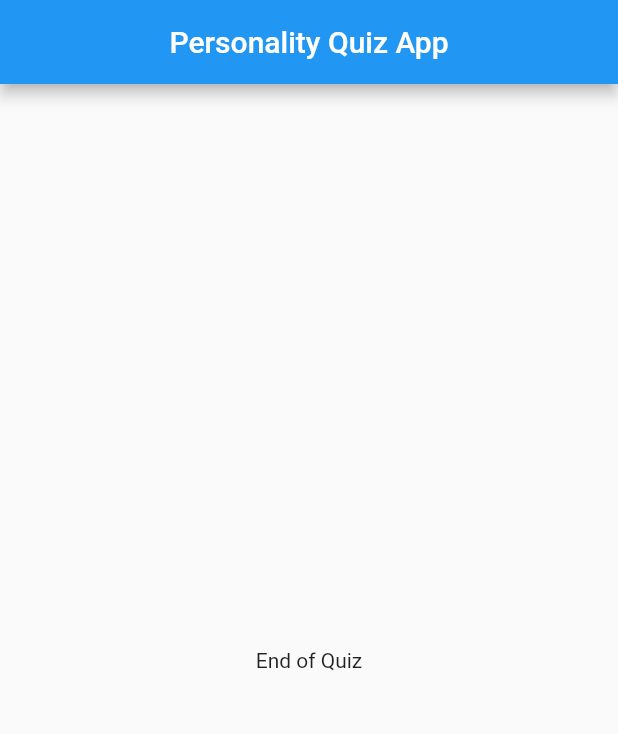
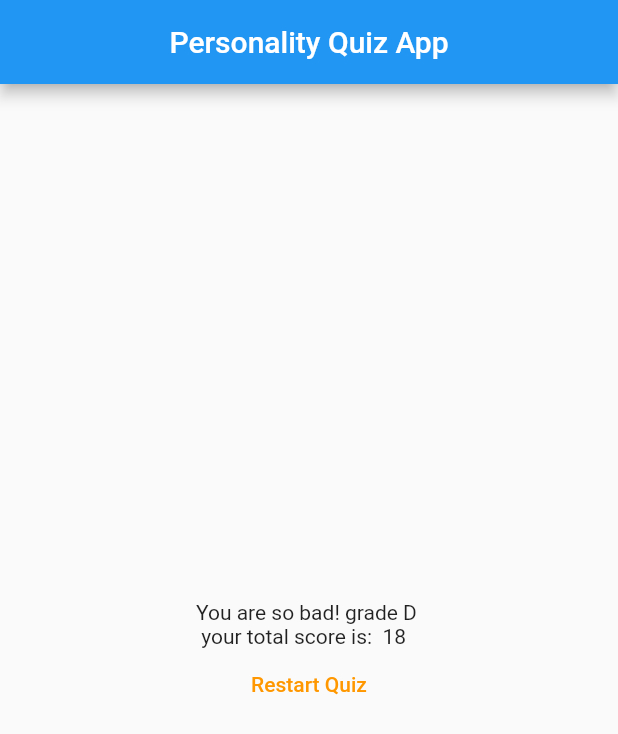
Before and after one commit to SethMegbetor/quiz-app-class, a Flutter app: the screen it shows after launch, after a tap on "red", after a tap on "dog", after a tap on "gari", on a phone screen of 412 x 824 dp. Shown: the top 734 px of the screen. Run offline on Flutter 3.47's test engine with Material 2 defaults, Android fonts, the phone set to English and light mode, and no system bars.

Commit message:
done with class project

```diff
--- a/lib/answer.dart
+++ b/lib/answer.dart
@@ -1,4 +1,3 @@
-// ignore_for_file: deprecated_member_use
 
 import 'package:flutter/material.dart';
 import 'package:flutter/widgets.dart';
--- a/lib/main.dart
+++ b/lib/main.dart
@@ -45,7 +45,16 @@ class _MyAppState extends State<MyApp> {
   var _questionIndex = 0;
   var _totalScore = 0;
 
+
+  void _resetQuiz() {
+    setState(() {
+      _questionIndex = 0;
+      _totalScore = 0;
+    });
+  }
+
   void _answerQuestion(int score) {
+    _totalScore += score;
     setState(() {
       _questionIndex += 1;
     });
@@ -69,7 +78,7 @@ class _MyAppState extends State<MyApp> {
                   questions: _questions,
                   questionIndex: _questionIndex,
                 )
-              : const Result()),
+              :  Result(_totalScore, _resetQuiz)),
     );
   }
 }
--- a/lib/result.dart
+++ b/lib/result.dart
@@ -1,12 +1,41 @@
 import 'package:flutter/material.dart';
 
 class Result extends StatelessWidget {
-  const Result({Key? key}) : super(key: key);
+  final int resultScore;
+  final VoidCallback resetHandler;
 
+  Result(this.resultScore, this.resetHandler);
+
+String get resultPhrase{
+  String resultText;
+  if(resultScore <= 8){
+    resultText = 'grade A you are awesome \n your total score is:  $resultScore';
+  }else if(resultScore <= 12){
+    resultText = 'Pretty likeable grade B \n your total score is:  $resultScore';
+  }else if(resultScore <= 16){
+    resultText = 'You are ... strange? grade C \n your total score is:  $resultScore';
+  }else{
+    resultText = 'You are so bad! grade D \n your total score is:  $resultScore';
+  }
+  return resultText;
+}
   @override
   Widget build(BuildContext context) {
-    return const Center(
-      child: Text('End of Quiz'),
+    return Center(
+      child: Column(
+        mainAxisAlignment: MainAxisAlignment.center,
+        crossAxisAlignment: CrossAxisAlignment.center,
+        children: [
+          Text(resultPhrase,),
+          TextButton(
+            child: Text('Restart Quiz'),
+            style: TextButton.styleFrom(
+              primary: Colors.orange,
+            ),
+            onPressed: resetHandler,
+          )
+        ],
+      ),
     );
   }
 }
```
